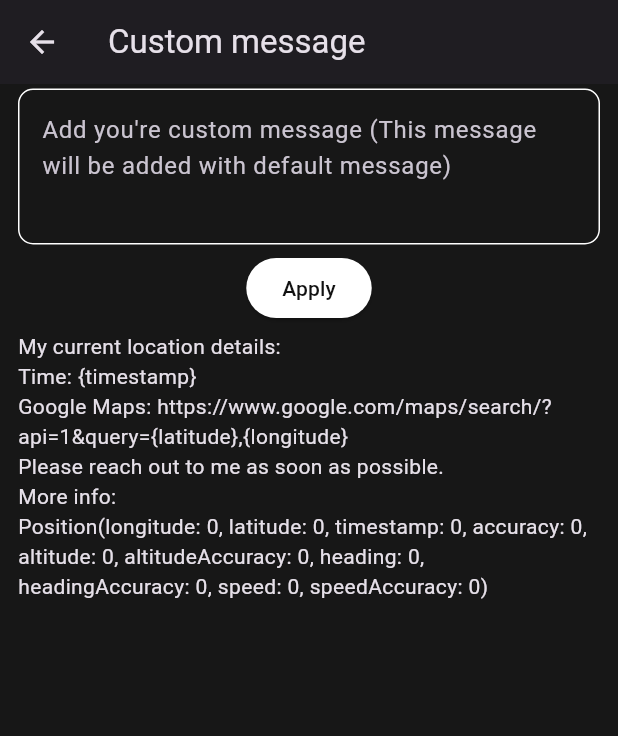
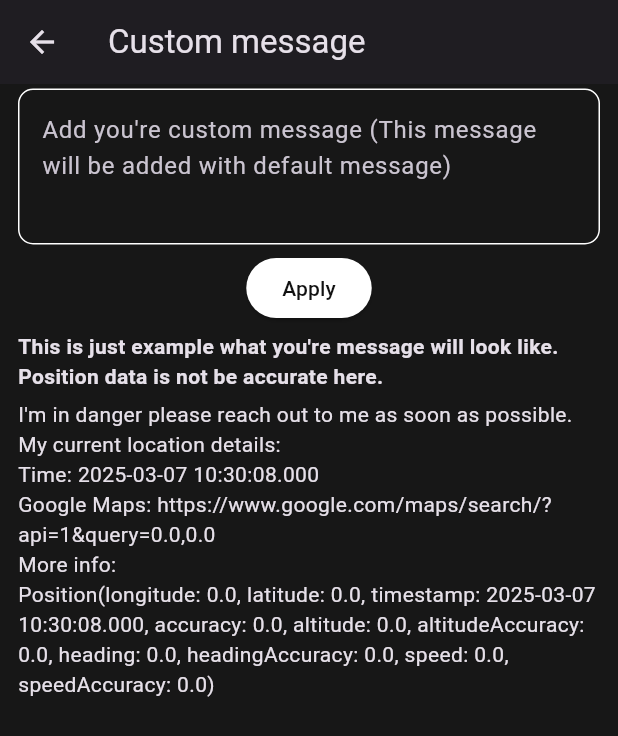
Before and after one commit to sajidrec/flutter_safe_bd, a Flutter app: the CustomizeMessagePage screen opened by its route, on a phone screen of 412 x 824 dp. Shown: the top 736 px of the screen. Run offline on Flutter 3.47's test engine with Material 3 defaults, Android fonts, the phone set to English and light mode, and no system bars; our stand-ins replace geolocator, get, shared_preferences; accounts and stored records are empty; statements that could not run were skipped.

```diff
--- a/lib/presentation/customize_message/pages/customize_message_page.dart
+++ b/lib/presentation/customize_message/pages/customize_message_page.dart
@@ -1,5 +1,6 @@
 import 'package:flutter/material.dart';
 import 'package:flutter_safe_bd/utils/custom_message.dart';
+import 'package:geolocator/geolocator.dart';
 
 class CustomizeMessagePage extends StatefulWidget {
   const CustomizeMessagePage({super.key});
@@ -39,7 +40,27 @@ class _CustomizeMessagePageState extends State<CustomizeMessagePage> {
                 const SizedBox(height: 5),
                 ElevatedButton(onPressed: () {}, child: Text("Apply")),
                 const SizedBox(height: 5),
-                Text(CustomMessage.defaultMessage),
+                Text(
+                  "This is just example what you're message will look like. Position data is not be accurate here.",
+                  style: TextStyle(fontWeight: FontWeight.w600),
+                ),
+                const SizedBox(height: 5),
+                Text(
+                  CustomMessage.defaultMessage(
+                    position: Position(
+                      longitude: 0,
+                      latitude: 0,
+                      timestamp: DateTime.now(),
+                      accuracy: 0,
+                      altitude: 0,
+                      altitudeAccuracy: 0,
+                      heading: 0,
+                      headingAccuracy: 0,
+                      speed: 0,
+                      speedAccuracy: 0,
+                    ),
+                  ),
+                ),
               ],
             ),
           ),
--- a/lib/utils/custom_message.dart
+++ b/lib/utils/custom_message.dart
@@ -1,4 +1,6 @@
+import 'package:geolocator/geolocator.dart';
+
 class CustomMessage {
-  static final String defaultMessage =
-      "My current location details:\nTime: {timestamp}\nGoogle Maps: https://www.google.com/maps/search/?api=1&query={latitude},{longitude}\nPlease reach out to me as soon as possible.\nMore info:\nPosition(longitude: 0, latitude: 0, timestamp: 0, accuracy: 0, altitude: 0, altitudeAccuracy: 0, heading: 0, headingAccuracy: 0, speed: 0, speedAccuracy: 0)";
+  static String defaultMessage({required Position position}) =>
+      "I'm in danger please reach out to me as soon as possible.\nMy current location details:\nTime: ${position.timestamp}\nGoogle Maps: https://www.google.com/maps/search/?api=1&query=${position.latitude},${position.longitude}\nMore info:\nPosition(longitude: ${position.longitude}, latitude: ${position.latitude}, timestamp: ${position.timestamp}, accuracy: ${position.accuracy}, altitude: ${position.altitude}, altitudeAccuracy: ${position.altitudeAccuracy}, heading: ${position.heading}, headingAccuracy: ${position.headingAccuracy}, speed: ${position.speed}, speedAccuracy: ${position.speedAccuracy})";
 }
```
Also changed, not shown: lib/presentation/home/pages/home_page.dart (+21 -1 lines).
